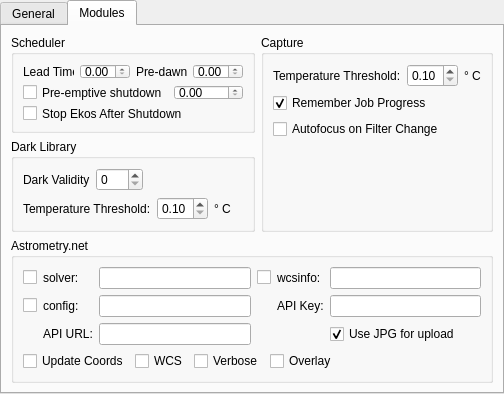
This is kstars/ekos/opsekos.ui in KDE/kstars as Qt 5 draws it before an edit. The edited form follows.
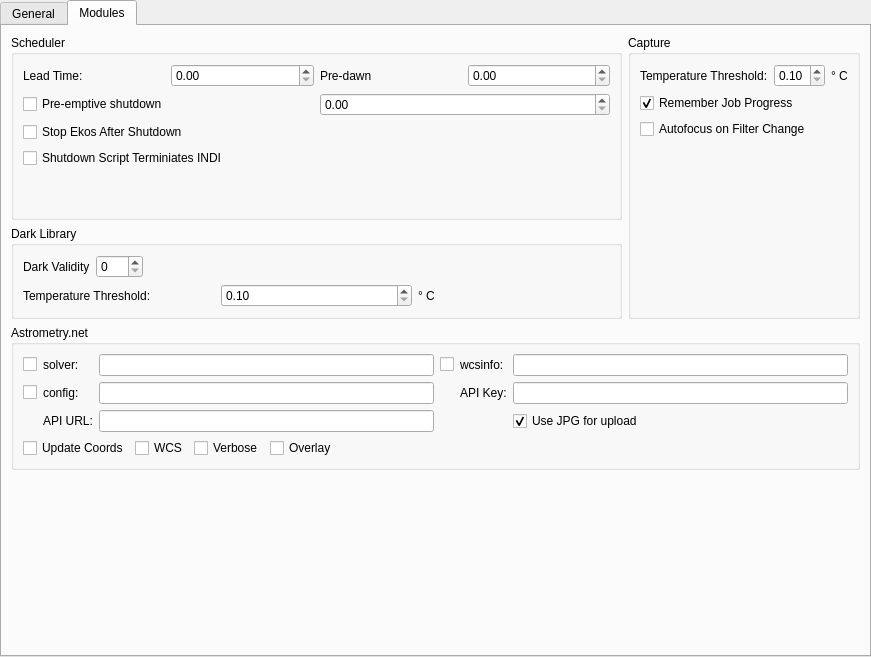
This is the edited form. The open tabs and pages were chosen to show the change.

Commit message: Add option so that INDI is disconnected before executing the shutdown script which could be terminating INDI server

```diff
--- a/kstars/ekos/opsekos.ui
+++ b/kstars/ekos/opsekos.ui
@@ -6,8 +6,8 @@
    <rect>
     <x>0</x>
     <y>0</y>
-    <width>504</width>
-    <height>394</height>
+    <width>871</width>
+    <height>657</height>
    </rect>
   </property>
   <property name="windowTitle">
@@ -166,6 +166,16 @@
              </property>
             </widget>
            </item>
+           <item>
+            <widget class="QCheckBox" name="checkBox">
+             <property name="toolTip">
+              <string>&lt;html&gt;&lt;head/&gt;&lt;body&gt;&lt;p&gt;If the shutdown script terminates INDI server, enable this option so that no disconnection errors are generated.&lt;/p&gt;&lt;/body&gt;&lt;/html&gt;</string>
+             </property>
+             <property name="text">
+              <string>Shutdown Script Terminiates INDI</string>
+             </property>
+            </widget>
+           </item>
            <item>
             <spacer name="verticalSpacer">
              <property name="orientation">
```
Left out of the diff: 2 changed lines with no effect on the pictures. The commit also changes 2 other files.
